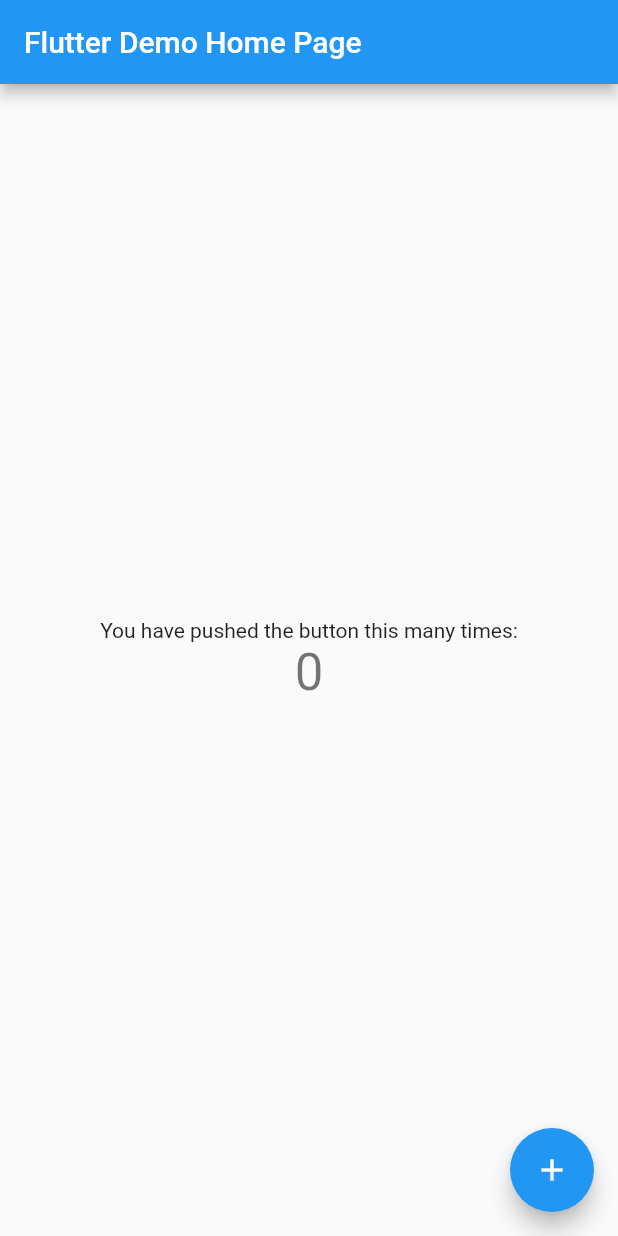
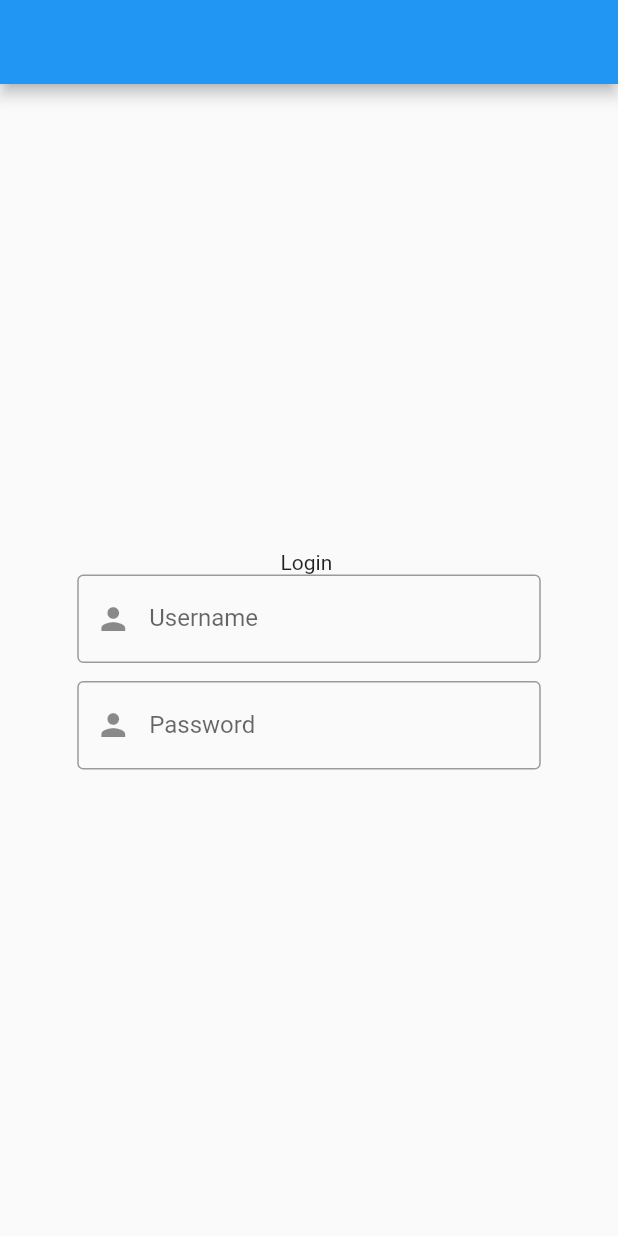
Before and after one commit to SergioEric/form_with_flutterbloc, a Flutter app: the screen it shows after launch, on a phone screen of 412 x 824 dp. Run offline on Flutter 3.47's test engine with Material 2 defaults, Android fonts, the phone set to English and light mode, and no system bars; our stand-ins replace bloc, equatable, flutter_bloc, formz.

Commit message:
flutter form with formz, and cubits from flutter bloc

```diff
--- /dev/null
+++ b/lib/cubits/login_cubit/login_cubit.dart
@@ -0,0 +1,30 @@
+import 'package:bloc/bloc.dart';
+import 'package:equatable/equatable.dart';
+import 'package:form_with_flutterbloc/models/models.dart';
+import 'package:formz/formz.dart';
+
+part 'login_state.dart';
+
+class LoginCubit extends Cubit<LoginState> {
+  LoginCubit() : super(LoginState());
+
+  void onChageUserName(String username) {
+    assert(username != null);
+    //emit, get action a new state and rebuild the widgets thats
+    //needs to be render again
+    emit(
+      state.copyWith(
+        username: UserName.dirty(value: username),
+      ),
+    );
+  }
+
+  void onChagePassword(String password) {
+    assert(password != null);
+    emit(
+      state.copyWith(
+        password: Password.dirty(value: password),
+      ),
+    );
+  }
+}
--- /dev/null
+++ b/lib/cubits/login_cubit/login_state.dart
@@ -0,0 +1,33 @@
+part of 'login_cubit.dart';
+
+class LoginState extends Equatable {
+  final UserName username;
+  final Password password;
+
+  final FormzStatus status;
+
+  LoginState({
+    this.username,
+    this.password,
+    this.status,
+  });
+
+  @override
+  List<Object> get props => [username, password, status];
+
+  // we manage the state as immutable
+  LoginState copyWith({
+    UserName username,
+    Password password,
+    FormzStatus status,
+  }) {
+    return LoginState(
+      username: username ?? this.username,
+      password: password ?? this.password,
+      status: status ?? this.status,
+    );
+  }
+
+  @override
+  bool get stringify => true;
+}
--- /dev/null
+++ b/lib/form.page.dart
@@ -0,0 +1,136 @@
+import 'package:flutter/material.dart';
+import 'package:flutter/services.dart';
+import 'package:flutter_bloc/flutter_bloc.dart';
+import 'cubits/login_cubit/login_cubit.dart';
+
+import 'models/models.dart';
+
+final black = Color(0xff131313);
+final red = Colors.redAccent;
+final focusColor = Colors.black;
+
+// final size = MediaQuery.of(context).size;
+class FormPage extends StatelessWidget {
+  @override
+  Widget build(BuildContext context) {
+    print("BUILD METHOD EXECUTED JUST ONE TIME");
+    return Scaffold(
+      appBar: AppBar(),
+      body: Column(
+        crossAxisAlignment: CrossAxisAlignment.center,
+        mainAxisAlignment: MainAxisAlignment.center,
+        children: [
+          const SizedBox(
+            //this is for column get expand all with available
+            width: double.infinity,
+          ),
+          Text("Login "),
+          Form(
+            child: Column(
+              children: [
+                UserNameField(),
+                SizedBox(
+                  height: 12,
+                ),
+                PasswordField(),
+              ],
+            ),
+          )
+        ],
+      ),
+    );
+  }
+}
+
+class UserNameField extends StatelessWidget {
+  @override
+  Widget build(BuildContext context) {
+    print("UserNameField build exe");
+    // final state = context.watch<LoginCubit>().state.username;
+    final size = MediaQuery.of(context).size;
+    return BlocBuilder<LoginCubit, LoginState>(
+      buildWhen: (previous, current) => previous.username != current.username,
+      builder: (context, state) {
+        return Container(
+          width: size.width * 0.75,
+          child: TextFormField(
+            // controller: your Controller if you need it,
+            cursorColor: Colors.green,
+            // focusNode: your FocusNode if you need it,
+            keyboardType: TextInputType.text,
+            // textInputAction: TextInputAction.next,
+            decoration: InputDecoration(
+              hintText: "jhon dow",
+              labelText: 'Username',
+              hintStyle: TextStyle(color: black.withOpacity(0.5)),
+              border: OutlineInputBorder(),
+              prefixIcon: Icon(Icons.person),
+              errorText: state.username?.error?.asString,
+              // errorStyle: TextStyle(color: Colors.purple),
+              errorBorder: OutlineInputBorder(
+                  borderSide: BorderSide(color: Colors.redAccent)),
+              focusedErrorBorder: OutlineInputBorder(
+                  borderSide: BorderSide(color: red, width: 1.5)),
+              focusedBorder: OutlineInputBorder(
+                  borderSide: BorderSide(color: focusColor, width: 2)),
+              // icon: Icon(Icons.email)
+              // errorText: state.email.invalid ? 'invalido' : null
+            ),
+            inputFormatters: [FilteringTextInputFormatter.deny(RegExp(r"\s"))],
+            style: TextStyle(color: black),
+            onChanged: (value) {
+              context.read<LoginCubit>().onChageUserName(value);
+            },
+          ),
+        );
+      },
+    );
+  }
+}
+
+class PasswordField extends StatelessWidget {
+  @override
+  Widget build(BuildContext context) {
+    print("PasswordField build exe");
+    // final state = context.watch<LoginCubit>().state.password;
+    final size = MediaQuery.of(context).size;
+    return BlocBuilder<LoginCubit, LoginState>(
+      buildWhen: (previous, current) => previous.password != current.password,
+      builder: (context, state) {
+        return Container(
+          width: size.width * 0.75,
+          child: TextFormField(
+            // controller: your Controller if you need it,
+            cursorColor: Colors.green,
+            // focusNode: your FocusNode if you need it,
+            keyboardType: TextInputType.text,
+            // textInputAction: TextInputAction.next,
+            obscureText: true,
+            decoration: InputDecoration(
+              hintText: "******",
+              labelText: 'Password',
+              hintStyle: TextStyle(color: black.withOpacity(0.5)),
+              border: OutlineInputBorder(),
+              prefixIcon: Icon(Icons.person),
+              errorText: state.password?.error?.asString,
+              // errorStyle: TextStyle(color: Colors.purple),
+              errorBorder: OutlineInputBorder(
+                  borderSide: BorderSide(color: Colors.redAccent)),
+              focusedErrorBorder: OutlineInputBorder(
+                  borderSide: BorderSide(color: red, width: 1.5)),
+              focusedBorder: OutlineInputBorder(
+                  borderSide: BorderSide(color: focusColor, width: 2)),
+              // icon: Icon(Icons.email)
+              // errorText: state.email.invalid ? 'invalido' : null
+            ),
+            inputFormatters: [FilteringTextInputFormatter.deny(RegExp(r"\s"))],
+            style: TextStyle(color: black),
+            onChanged: (value) {
+              context.read<LoginCubit>().onChagePassword(value);
+            },
+          ),
+        );
+      },
+    );
+  }
+}
--- a/lib/main.dart
+++ b/lib/main.dart
@@ -1,117 +1,28 @@
 import 'package:flutter/material.dart';
+import 'package:flutter_bloc/flutter_bloc.dart';
+
+import 'cubits/login_cubit/login_cubit.dart';
+import 'form.page.dart';
 
 void main() {
   runApp(MyApp());
 }
 
 class MyApp extends StatelessWidget {
-  // This widget is the root of your application.
   @override
   Widget build(BuildContext context) {
-    return MaterialApp(
-      title: 'Flutter Demo',
-      theme: ThemeData(
-        // This is the theme of your application.
-        //
-        // Try running your application with "flutter run". You'll see the
-        // application has a blue toolbar. Then, without quitting the app, try
-        // changing the primarySwatch below to Colors.green and then invoke
-        // "hot reload" (press "r" in the console where you ran "flutter run",
-        // or simply save your changes to "hot reload" in a Flutter IDE).
-        // Notice that the counter didn't reset back to zero; the application
-        // is not restarted.
-        primarySwatch: Colors.blue,
-        // This makes the visual density adapt to the platform that you run
-        // the app on. For desktop platforms, the controls will be smaller and
-        // closer together (more dense) than on mobile platforms.
-        visualDensity: VisualDensity.adaptivePlatformDensity,
+    // we create our cubit as material parent in this case,
+    // but you can created in the widget tree you need it.
+    return BlocProvider<LoginCubit>(
+      create: (_) => LoginCubit(),
+      child: MaterialApp(
+        title: 'Forms with Flutter Bloc',
+        theme: ThemeData(
+          primarySwatch: Colors.blue,
+          visualDensity: VisualDensity.adaptivePlatformDensity,
+        ),
+        home: FormPage(),
       ),
-      home: MyHomePage(title: 'Flutter Demo Home Page'),
     );
   }
 }
-
-class MyHomePage extends StatefulWidget {
-  MyHomePage({Key key, this.title}) : super(key: key);
-
-  // This widget is the home page of your application. It is stateful, meaning
-  // that it has a State object (defined below) that contains fields that affect
-  // how it looks.
-
-  // This class is the configuration for the state. It holds the values (in this
-  // case the title) provided by the parent (in this case the App widget) and
-  // used by the build method of the State. Fields in a Widget subclass are
-  // always marked "final".
-
-  final String title;
-
-  @override
-  _MyHomePageState createState() => _MyHomePageState();
-}
-
-class _MyHomePageState extends State<MyHomePage> {
-  int _counter = 0;
-
-  void _incrementCounter() {
-    setState(() {
-      // This call to setState tells the Flutter framework that something has
-      // changed in this State, which causes it to rerun the build method below
-      // so that the display can reflect the updated values. If we changed
-      // _counter without calling setState(), then the build method would not be
-      // called again, and so nothing would appear to happen.
-      _counter++;
-    });
-  }
-
-  @override
-  Widget build(BuildContext context) {
-    // This method is rerun every time setState is called, for instance as done
-    // by the _incrementCounter method above.
-    //
-    // The Flutter framework has been optimized to make rerunning build methods
-    // fast, so that you can just rebuild anything that needs updating rather
-    // than having to individually change instances of widgets.
-    return Scaffold(
-      appBar: AppBar(
-        // Here we take the value from the MyHomePage object that was created by
-        // the App.build method, and use it to set our appbar title.
-        title: Text(widget.title),
-      ),
-      body: Center(
-        // Center is a layout widget. It takes a single child and positions it
-        // in the middle of the parent.
-        child: Column(
-          // Column is also a layout widget. It takes a list of children and
-          // arranges them vertically. By default, it sizes itself to fit its
-          // children horizontally, and tries to be as tall as its parent.
-          //
-          // Invoke "debug painting" (press "p" in the console, choose the
-          // "Toggle Debug Paint" action from the Flutter Inspector in Android
-          // Studio, or the "Toggle Debug Paint" command in Visual Studio Code)
-          // to see the wireframe for each widget.
-          //
-          // Column has various properties to control how it sizes itself and
-          // how it positions its children. Here we use mainAxisAlignment to
-          // center the children vertically; the main axis here is the vertical
-          // axis because Columns are vertical (the cross axis would be
-          // horizontal).
-          mainAxisAlignment: MainAxisAlignment.center,
-          children: <Widget>[
-            Text(
-              'You have pushed the button this many times:',
-            ),
-            Text(
-              '$_counter',
-              style: Theme.of(context).textTheme.headline4,
-            ),
-          ],
-        ),
-      ),
-      floatingActionButton: FloatingActionButton(
-        onPressed: _incrementCounter,
-        tooltip: 'Increment',
-        child: Icon(Icons.add),
-      ), // This trailing comma makes auto-formatting nicer for build methods.
-    );
-  }
-}
--- /dev/null
+++ b/lib/models/models.dart
@@ -0,0 +1,2 @@
+export 'username.dart';
+export 'password.dart';
--- /dev/null
+++ b/lib/models/password.dart
@@ -0,0 +1,44 @@
+import 'package:flutter/foundation.dart';
+import 'package:formz/formz.dart';
+
+// Define input validation errors
+enum PasswordError { empty, toShort }
+
+// this is optional, but it made more clean our code
+// also, you dont have to explicit on the textField widget
+extension NameInputErrorAsString on PasswordError {
+  String get asString {
+    switch (this) {
+      case PasswordError.empty:
+        return 'Campo vacio';
+        break;
+      case PasswordError.toShort:
+        return 'Contraseña muy corta';
+        break;
+    }
+    // describeNum comes from foundation package
+    return describeEnum(this);
+  }
+}
+
+// Extend FormzInput and provide the input type and error type.
+class Password extends FormzInput<String, PasswordError> {
+  // Call super.pure to represent an unmodified form input.
+  const Password.pure() : super.pure('');
+
+  // Call super.dirty to represent a modified form input.
+  const Password.dirty({String value = ''}) : super.dirty(value);
+
+  // Validator return error if we pass PasswordError,
+  // if there is not errors, we have to pass Null
+  @override
+  PasswordError validator(String value) {
+    if (value.length <= 4) return PasswordError.toShort;
+
+    // in this case we can handle in other ways, like making
+    // password *pure* again
+    if (value.isEmpty) return PasswordError.empty;
+
+    return null;
+  }
+}
--- /dev/null
+++ b/lib/models/username.dart
@@ -0,0 +1,45 @@
+import 'package:flutter/foundation.dart';
+import 'package:formz/formz.dart';
+
+// Define input validation errors
+enum UserNameError {
+  empty,
+  toShort,
+}
+
+// this is optional, but it made more clean our code
+extension ErrorMessagesInUserName on UserNameError {
+  // in the form widget, we will use like this
+  // field?.error?.asString -> which returns error as String
+  String get asString {
+    switch (this) {
+      case UserNameError.empty:
+        return 'Campo vacio';
+        break;
+      case UserNameError.toShort:
+        return 'Username muy corto';
+        break;
+    }
+
+    return describeEnum(this);
+  }
+}
+
+// Extend FormzInput and provide the input type and error type.
+class UserName extends FormzInput<String, UserNameError> {
+  // Call super.pure to represent an unmodified form input.
+  const UserName.pure() : super.pure('');
+
+  // Call super.dirty to represent a modified form input.
+  const UserName.dirty({String value = ''}) : super.dirty(value);
+
+  // Override validator to handle validating a given input value.
+  @override
+  UserNameError validator(String value) {
+    if (value.length <= 4) return UserNameError.toShort;
+
+    if (value.isEmpty) return UserNameError.empty;
+
+    return null;
+  }
+}
```
Also changed, not shown: pubspec.yaml (+4 -55 lines), pubspec.lock, 2 other files.
